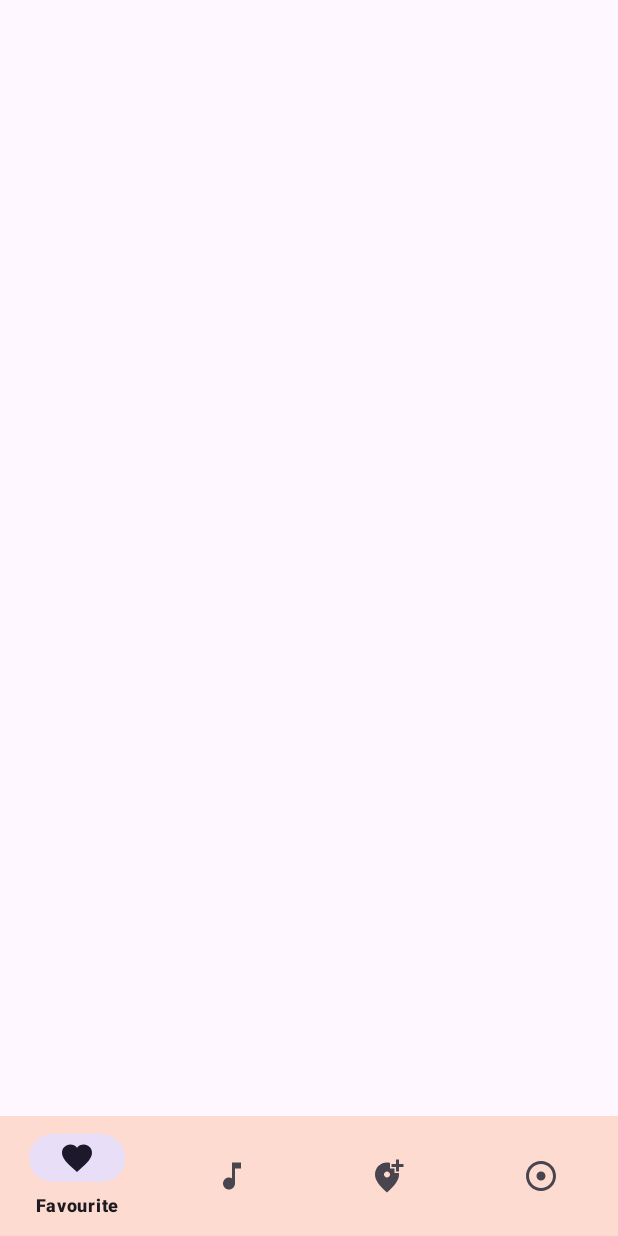
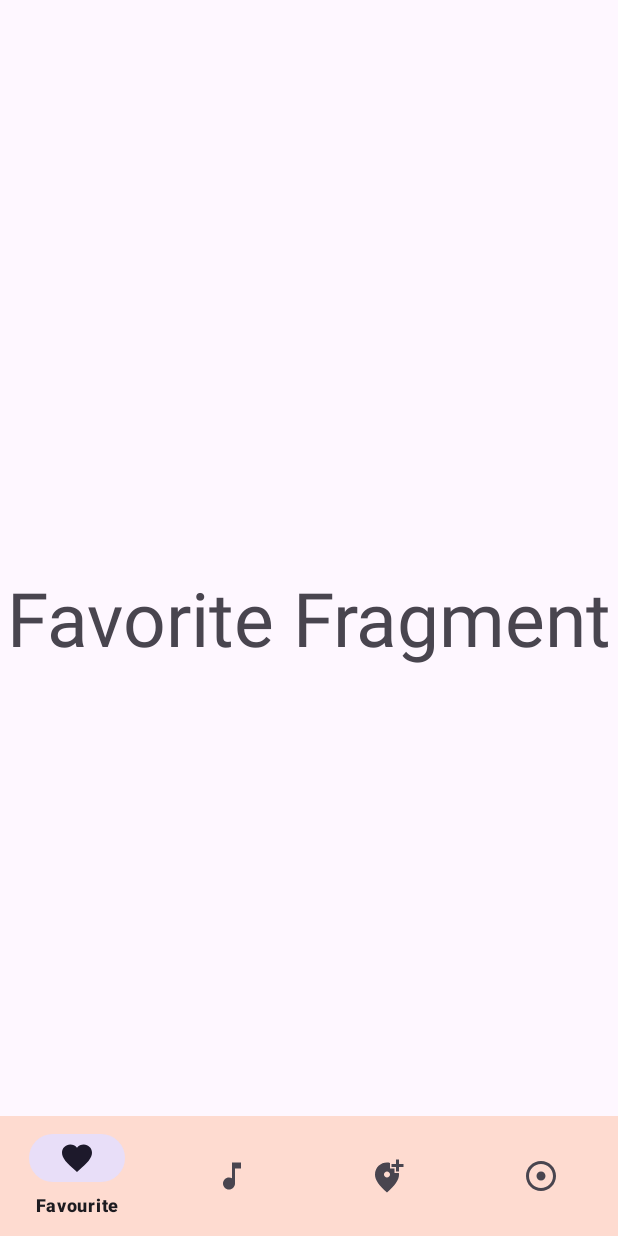
Before and after one commit to ahmedemad55/Navigation-Task, an Android app: the screen it shows after launch (MainActivity), on a phone screen of 412 x 824 dp. Run offline under Robolectric (Android 15) with nearby library versions, the phone set to English and light mode, and no system bars; our stand-ins replace navigation-ui.

Commit message:
Bottom Navigation View

```diff
--- a/app/src/main/java/com/example/runproject/MainActivity.kt
+++ b/app/src/main/java/com/example/runproject/MainActivity.kt
@@ -4,26 +4,37 @@ import androidx.appcompat.app.AppCompatActivity
 import android.os.Bundle
 import androidx.navigation.NavController
 import androidx.navigation.findNavController
+import androidx.navigation.fragment.NavHostFragment
 import androidx.navigation.ui.AppBarConfiguration
+import androidx.navigation.ui.NavigationUI
 import androidx.navigation.ui.setupActionBarWithNavController
 import androidx.navigation.ui.setupWithNavController
 import com.google.android.material.bottomnavigation.BottomNavigationView
 
 class MainActivity : AppCompatActivity() {
-    private lateinit var navcontroller : NavController
+    private lateinit var bottomNavigationView: BottomNavigationView
+    private lateinit var navHostFragment: NavHostFragment
 
 
     override fun onCreate(savedInstanceState: Bundle?) {
         super.onCreate(savedInstanceState)
         setContentView(R.layout.activity_main)
+      // val bottomnavigation = findViewById<BottomNavigationView>(R.id.navigation_view_id)
+      // val navcontroller = findNavController(R.id.main_activity_id)
 
-        val bottomnavigation = findViewById<BottomNavigationView>(R.id.navigation_view_id)
-        val navcontroller = findNavController(R.id.main_activity_id)
+      // setupActionBarWithNavController(navcontroller,appBar)
 
-        val appBar = AppBarConfiguration(setOf(R.id.fav_Fragment,R.id.music_Fragment,R.id.places_Fragment,R.id.news_Fragment))
-        setupActionBarWithNavController(navcontroller,appBar)
+      // bottomnavigation.setupWithNavController(navcontroller  )
 
-        bottomnavigation.setupWithNavController(navcontroller  )
+
+
+
+          navHostFragment = supportFragmentManager.findFragmentById(R.id.nav_host_fragment) as NavHostFragment
+          bottomNavigationView = findViewById(R.id.navigation_view_id)
+        NavigationUI.setupWithNavController(bottomNavigationView, navHostFragment.navController)
+
+
+
 
 
 
--- a/app/src/main/res/layout/activity_main.xml
+++ b/app/src/main/res/layout/activity_main.xml
@@ -18,5 +18,13 @@
         android:background="#FEDBD0"
         />
 
+    <androidx.fragment.app.FragmentContainerView
+        android:id="@+id/nav_host_fragment"
+        android:name="androidx.navigation.fragment.NavHostFragment"
+        android:layout_width="match_parent"
+        android:layout_height="match_parent"
+        app:defaultNavHost="true"
+        app:navGraph="@navigation/my_nav" />
+
 
 </RelativeLayout>
--- a/app/src/main/res/menu/bottom_nav_menu.xml
+++ b/app/src/main/res/menu/bottom_nav_menu.xml
@@ -1,22 +1,22 @@
 <?xml version="1.0" encoding="utf-8"?>
 <menu xmlns:android="http://schemas.android.com/apk/res/android">
     <item
-        android:id="@+id/fav_Fragment"
+        android:id="@+id/fav_Fragment2"
         android:title="Favourite"
         android:icon="@drawable/favorite_icon" />
 
     <item
-        android:id="@+id/music_Fragment"
+        android:id="@+id/music_Fragment2"
         android:title="Music"
         android:icon="@drawable/music_icon"/>
 
     <item
-        android:id="@+id/places_Fragment"
+        android:id="@+id/places_Fragment2"
         android:title="Places"
         android:icon="@drawable/places_icon"/>
 
     <item
-        android:id="@+id/news_Fragment"
+        android:id="@+id/news_Fragment2"
         android:title="News"
         android:icon="@drawable/news_icon"/>
 </menu>
--- a/app/src/main/res/xml/data_extraction_rules.xml
+++ b/app/src/main/res/xml/data_extraction_rules.xml
@@ -5,7 +5,7 @@
 -->
 <data-extraction-rules>
     <cloud-backup>
-        <!-- TODO: Use <include> and <exclude> to control what is backed up.
+        <!--/>
         <include .../>
         <exclude .../>
         -->
```
